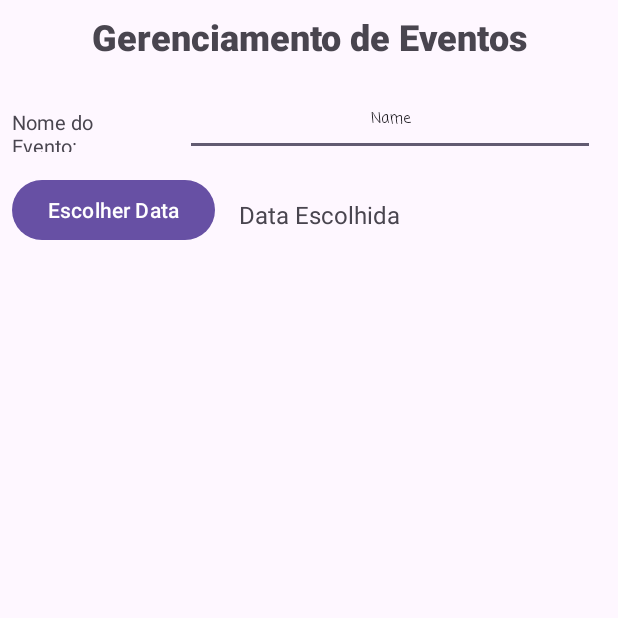
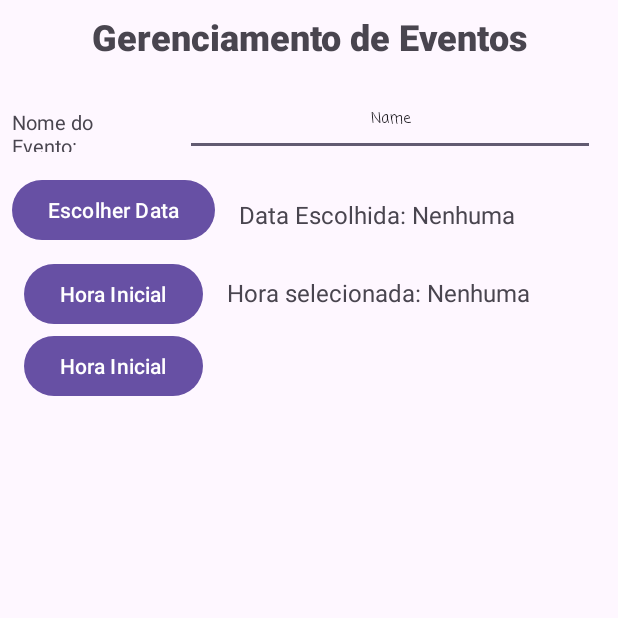
Before and after one commit to BRADDTELES/appEventos, an Android app: the screen it shows after launch (MainActivity), on a phone screen of 412 x 824 dp, the top half of it. Run offline under Robolectric (Android 15) with nearby library versions, the phone set to English and light mode, and no system bars.

Commit message:
Adicionando TimePicker, códigos e ajustando layout de button e textview (não finalizado)

```diff
--- a/app/src/main/java/com/example/appeventos/MainActivity.java
+++ b/app/src/main/java/com/example/appeventos/MainActivity.java
@@ -1,20 +1,26 @@
 package com.example.appeventos;
 
 import android.app.DatePickerDialog;
+import android.app.TimePickerDialog;
 import android.os.Bundle;
 import android.view.View;
+import android.widget.Button;
 import android.widget.DatePicker;
 import android.widget.EditText;
 import android.widget.TextView;
+import android.widget.TimePicker;
 
 import androidx.appcompat.app.AppCompatActivity;
 
 import com.example.appeventos.util.UtilDate;
+import com.example.appeventos.util.UtilTime;
 
 public class MainActivity extends AppCompatActivity {
 
     EditText nomeEditText;
     TextView dataEscolhidaTextView;
+    TextView horaSelecionadaTextView;
+    Button selecionarHoraButton;
 
     @Override
     protected void onCreate(Bundle savedInstanceState) {
@@ -23,6 +29,11 @@ public class MainActivity extends AppCompatActivity {
 
         nomeEditText = findViewById(R.id.nomeEditText);
         dataEscolhidaTextView = findViewById(R.id.dataEscolhidaTextView);
+
+        horaSelecionadaTextView = findViewById(R.id.horaSelecionadaTextView);
+        selecionarHoraButton = findViewById(R.id.selecionarHoraButton);
+//        horaSelecionadaTextView.setText("Hora selecionada: Nenhuma");
+//        selecionarHoraButton.setText("Selecionar hora inicial");
     }
 
     public void escolherDataButtonAction(View view){
@@ -37,4 +48,24 @@ public class MainActivity extends AppCompatActivity {
         }, utilDate.getAnoAtual(), utilDate.getMesAtual(), utilDate.getDiaAtual() );
         datePickerDialog.show();
     }
+
+    public void escolherHoraInicialButtonAction(View view) {
+        TimePickerDialog timePickerDialog = new TimePickerDialog(this, new TimePickerDialog.OnTimeSetListener() {
+            @Override
+            public void onTimeSet(TimePicker view, int hourOfDay, int minute) {
+                horaSelecionadaTextView.setText("" + hourOfDay + ":" + minute);
+            }
+        }, UtilTime.getHoraAtual(), UtilTime.getMinutoAtual(), true);
+        timePickerDialog.show();
+    }
+
+    public void escolherHoraFinalButtonAction(View view) {
+        TimePickerDialog timePickerDialog = new TimePickerDialog(this, new TimePickerDialog.OnTimeSetListener() {
+            @Override
+            public void onTimeSet(TimePicker view, int hourOfDay, int minute) {
+                horaSelecionadaTextView.setText("" + hourOfDay + ":" + minute);
+            }
+        }, UtilTime.getHoraAtual(), UtilTime.getMinutoAtual(), true);
+        timePickerDialog.show();
+    }
 }
--- a/app/src/main/res/layout/activity_main.xml
+++ b/app/src/main/res/layout/activity_main.xml
@@ -78,4 +78,39 @@
         app:layout_constraintStart_toEndOf="@+id/textView3"
         app:layout_constraintTop_toBottomOf="@+id/linearLayout" />
 
+    <Button
+        android:id="@+id/selecionarHoraButton"
+        android:layout_width="wrap_content"
+        android:layout_height="wrap_content"
+        android:layout_marginStart="16dp"
+        android:layout_marginTop="8dp"
+        android:onClick="escolherHoraInicialButtonAction"
+        android:text="@string/label_hora_inicial"
+        app:layout_constraintStart_toStartOf="parent"
+        app:layout_constraintTop_toBottomOf="@+id/button" />
+
+    <TextView
+        android:id="@+id/horaSelecionadaTextView"
+        android:layout_width="wrap_content"
+        android:layout_height="wrap_content"
+        android:layout_marginStart="16dp"
+        android:layout_marginTop="136dp"
+        android:foregroundGravity="center"
+        android:gravity="center"
+        android:text="@string/label_hora_inicial_selecionada"
+        android:textSize="16sp"
+        app:layout_constraintStart_toEndOf="@+id/selecionarHoraButton"
+        app:layout_constraintTop_toBottomOf="@+id/linearLayout" />
+
+    <Button
+        android:id="@+id/selecionarHoraButton"
+        android:layout_width="wrap_content"
+        android:layout_height="wrap_content"
+        android:layout_marginStart="16dp"
+        android:layout_marginTop="56dp"
+        android:onClick="escolherHoraInicialButtonAction"
+        android:text="@string/label_hora_inicial"
+        app:layout_constraintStart_toStartOf="parent"
+        app:layout_constraintTop_toBottomOf="@+id/button" />
+
 </androidx.constraintlayout.widget.ConstraintLayout>
--- a/app/src/main/res/values/strings.xml
+++ b/app/src/main/res/values/strings.xml
@@ -2,6 +2,9 @@
     <string name="app_name">app Eventos</string>
 
     <string name="text_view_name_evento">Nome do Evento:</string>
-    <string name="label_data_escolhida">Data Escolhida</string>
+    <string name="label_data_escolhida">Data Escolhida: Nenhuma</string>
     <string name="label_escolher_data">Escolher Data</string>
+    <string name="label_hora_inicial">Hora Inicial</string>
+    <string name="label_hora_inicial_selecionada">Hora selecionada: Nenhuma</string>
+    <string name="label_hora_final">Hora Final</string>
 </resources>
```
